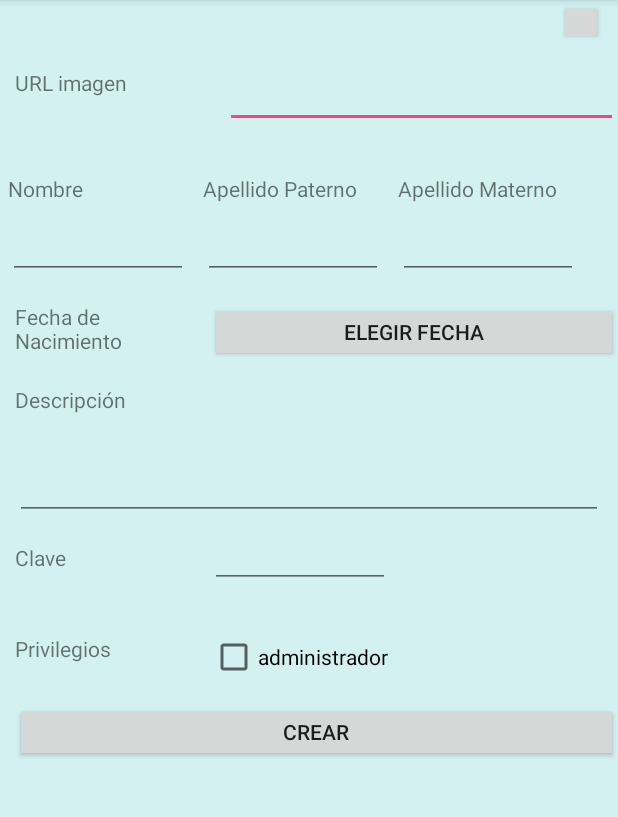
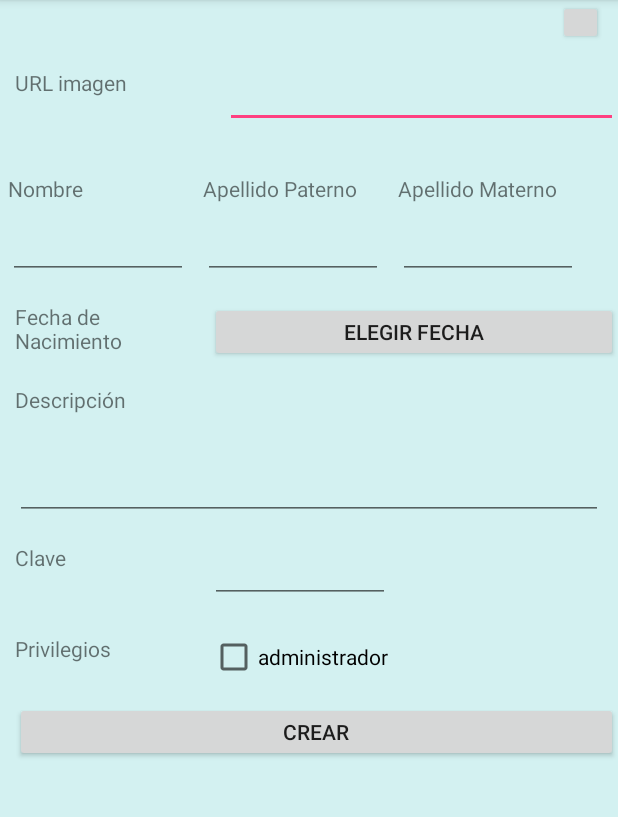
Before and after one commit to ClaudiaPC3/melifluo, an Android app: the Perfil_Crear screen opened directly, with no data from a screen before it, on a phone screen of 412 x 824 dp, the part 84-901 px from its top. Run offline under Robolectric (Android 15) with nearby library versions, the phone set to English and light mode, and no system bars.

Commit message:
Crear usuario (pequenia correcion)

```diff
--- a/app/src/main/res/layout/activity_perfil__crear.xml
+++ b/app/src/main/res/layout/activity_perfil__crear.xml
@@ -164,7 +164,7 @@
         <EditText
             android:id="@+id/clave"
             android:layout_width="120dp"
-            android:layout_height="30dp"
+            android:layout_height="40dp"
             android:layout_gravity="left"
             android:layout_marginLeft="10dp"
             android:inputType="numberDecimal"
```
